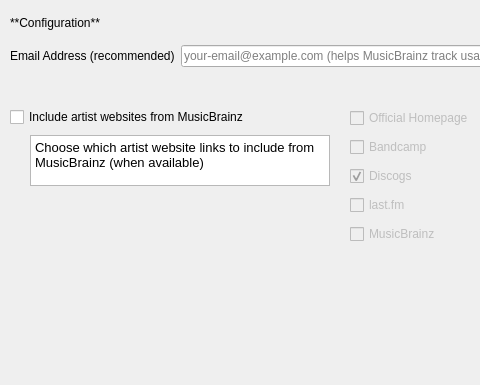
whatsnowplaying/whats-now-playing, file nowplaying/resources/ui/recognition_musicbrainz.ui: the form before one commit; both pictures show x 0 to 480 and y 95 to 480 of the 640 by 480 pixel window.
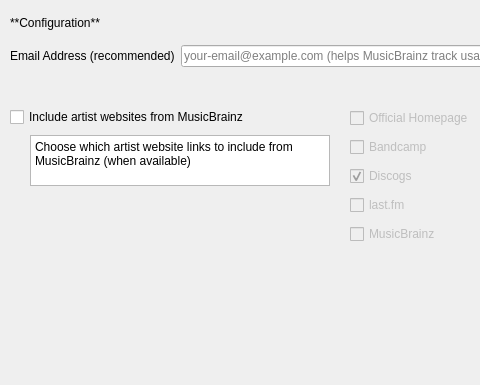
The form after the commit.

Commit message:
Fix Windows font scaling, hide unimplemented Kick commands, docs
* Remove hardcoded macOS font families and absolute pt sizes from
  all settings UI panels; Qt now inherits system font correctly on
  all platforms
* Fix About page title to use widget font property instead of
  inline HTML font-size
* Hide unimplemented command/permissions widgets in Kick Chat UI
* Add kickbot-settings.png and kickbot-chat.png to docs
* Update CHANGELOG: security fixes, SSL CA store, reliability
  improvements, arrow overlay, font scaling, Serato3 null-byte fix
* Remove basedpyright from requirements-dev.txt

Diff of the .ui file:
```diff
--- a/nowplaying/resources/ui/recognition_musicbrainz.ui
+++ b/nowplaying/resources/ui/recognition_musicbrainz.ui
@@ -144,8 +144,8 @@
 hr { height: 1px; border-width: 0; }
 li.unchecked::marker { content: &quot;\2610&quot;; }
 li.checked::marker { content: &quot;\2612&quot;; }
-&lt;/style&gt;&lt;/head&gt;&lt;body style=&quot; font-family:'.AppleSystemUIFont'; font-size:13pt; font-weight:400; font-style:normal;&quot;&gt;
-&lt;p style=&quot; margin-top:0px; margin-bottom:0px; margin-left:0px; margin-right:0px; -qt-block-indent:0; text-indent:0px;&quot;&gt;&lt;span style=&quot; font-family:'Sans'; font-size:10pt;&quot;&gt;Choose which artist website links to include from MusicBrainz (when available)&lt;/span&gt;&lt;/p&gt;&lt;/body&gt;&lt;/html&gt;</string>
+&lt;/style&gt;&lt;/head&gt;&lt;body&gt;
+&lt;p style=&quot;margin-top:0px; margin-bottom:0px; margin-left:0px; margin-right:0px; -qt-block-indent:0; text-indent:0px&quot;&gt;Choose which artist website links to include from MusicBrainz (when available)&lt;/p&gt;&lt;/body&gt;&lt;/html&gt;</string>
    </property>
   </widget>
   <widget class="QWidget" name="gridLayoutWidget">
```
The commit also changes 26 other files.
